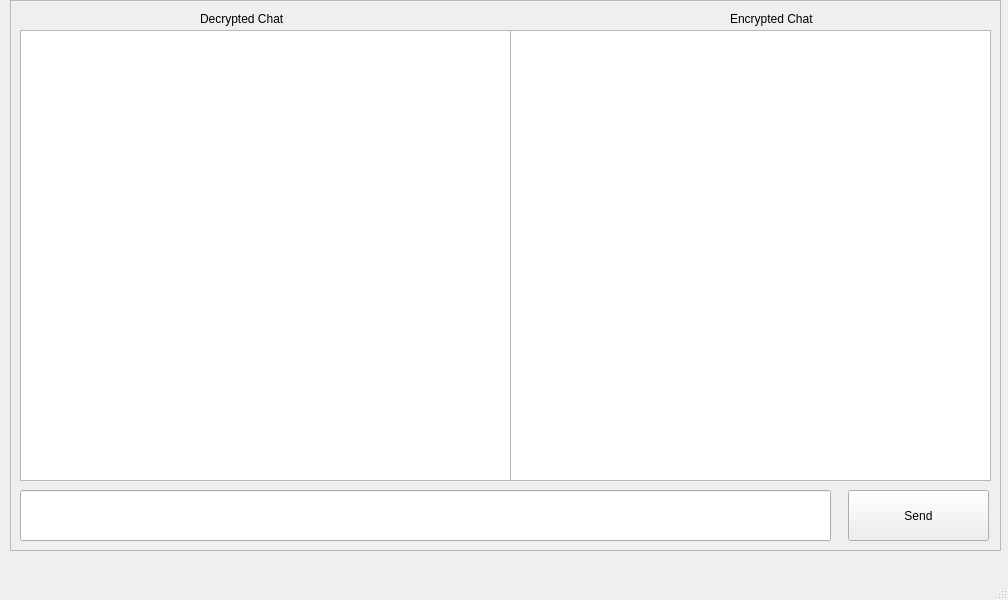
The window that chat_app/chat_gui.ui (JarryChou/etsi-qkd-api) describes before a commit, drawn with Qt 5.
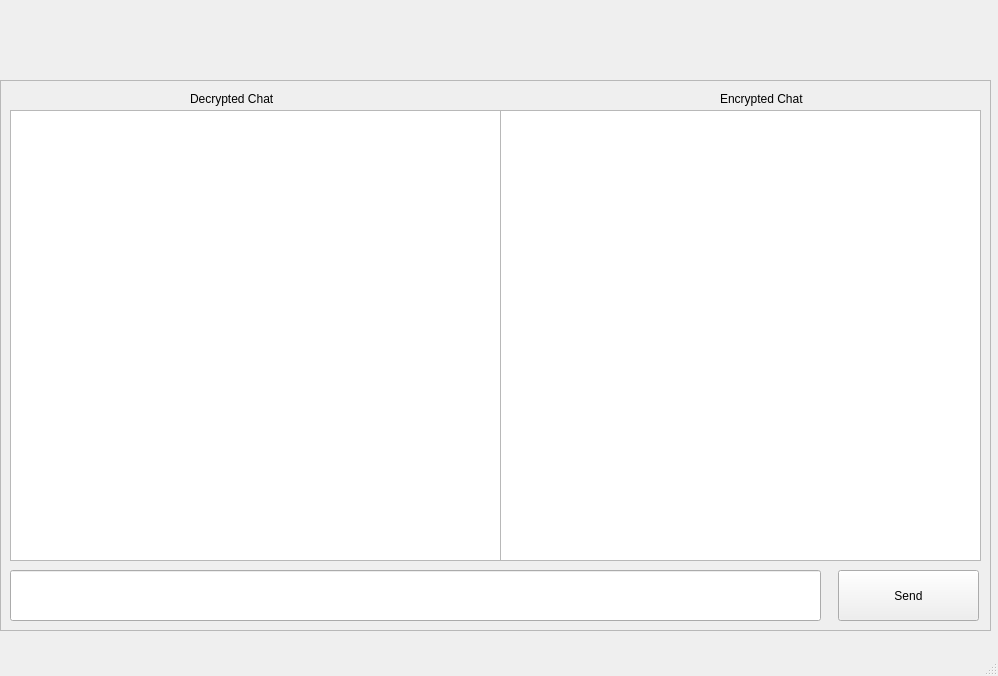
The same window after the commit. Icons and pictures are not drawn.

The edit to the form file:
```diff
--- a/chat_app/chat_gui.ui
+++ b/chat_app/chat_gui.ui
@@ -6,23 +6,32 @@
    <rect>
     <x>0</x>
     <y>0</y>
-    <width>1008</width>
-    <height>600</height>
+    <width>998</width>
+    <height>676</height>
    </rect>
   </property>
   <property name="windowTitle">
-   <string>MainWindow</string>
+   <string>SpeQtral Chat</string>
+  </property>
+  <property name="styleSheet">
+   <string notr="true"/>
   </property>
   <widget class="QWidget" name="centralwidget">
    <widget class="QFrame" name="main_frame">
     <property name="geometry">
      <rect>
-      <x>10</x>
-      <y>0</y>
+      <x>0</x>
+      <y>80</y>
       <width>991</width>
       <height>551</height>
      </rect>
     </property>
+    <property name="autoFillBackground">
+     <bool>false</bool>
+    </property>
+    <property name="styleSheet">
+     <string notr="true">selection-color: rgb(117, 80, 123);</string>
+    </property>
     <property name="frameShape">
      <enum>QFrame::StyledPanel</enum>
     </property>
@@ -102,6 +111,25 @@
      </property>
     </widget>
    </widget>
+   <widget class="QLabel" name="label_3">
+    <property name="geometry">
+     <rect>
+      <x>350</x>
+      <y>0</y>
+      <width>301</width>
+      <height>81</height>
+     </rect>
+    </property>
+    <property name="text">
+     <string/>
+    </property>
+    <property name="pixmap">
+     <pixmap resource="resource.qrc">:/newPrefix/logo/logo.png</pixmap>
+    </property>
+    <property name="scaledContents">
+     <bool>true</bool>
+    </property>
+   </widget>
   </widget>
   <widget class="QMenuBar" name="menubar">
    <property name="geometry">
```
Left out of the diff: 6 changed lines with no effect on the pictures.
